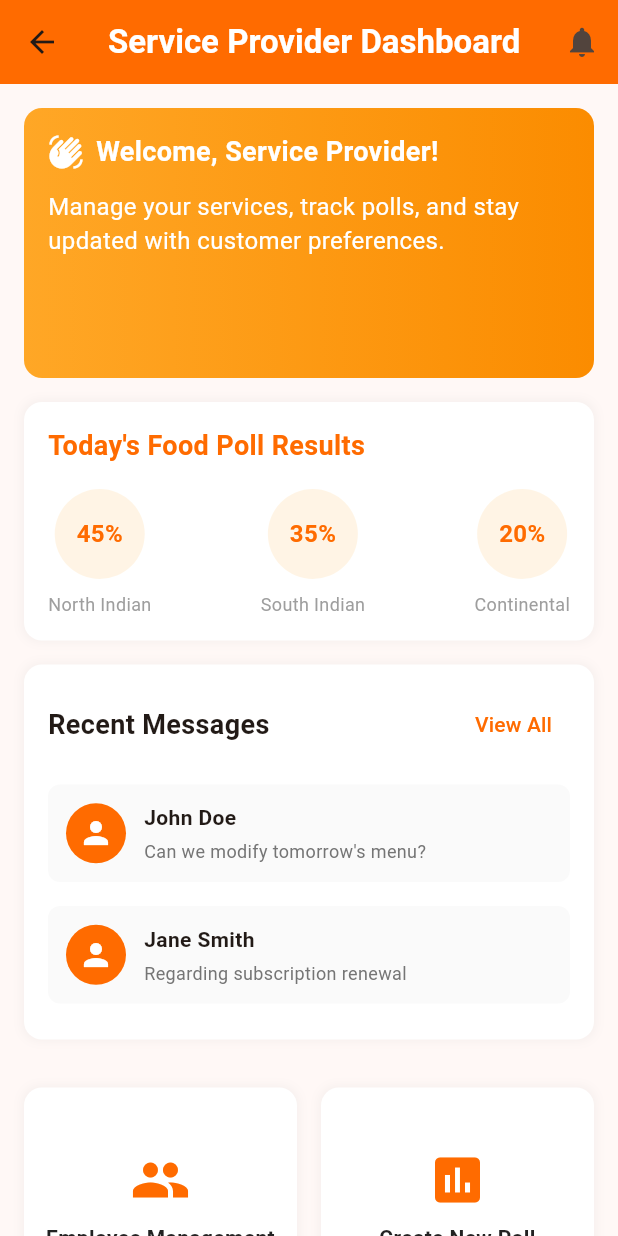
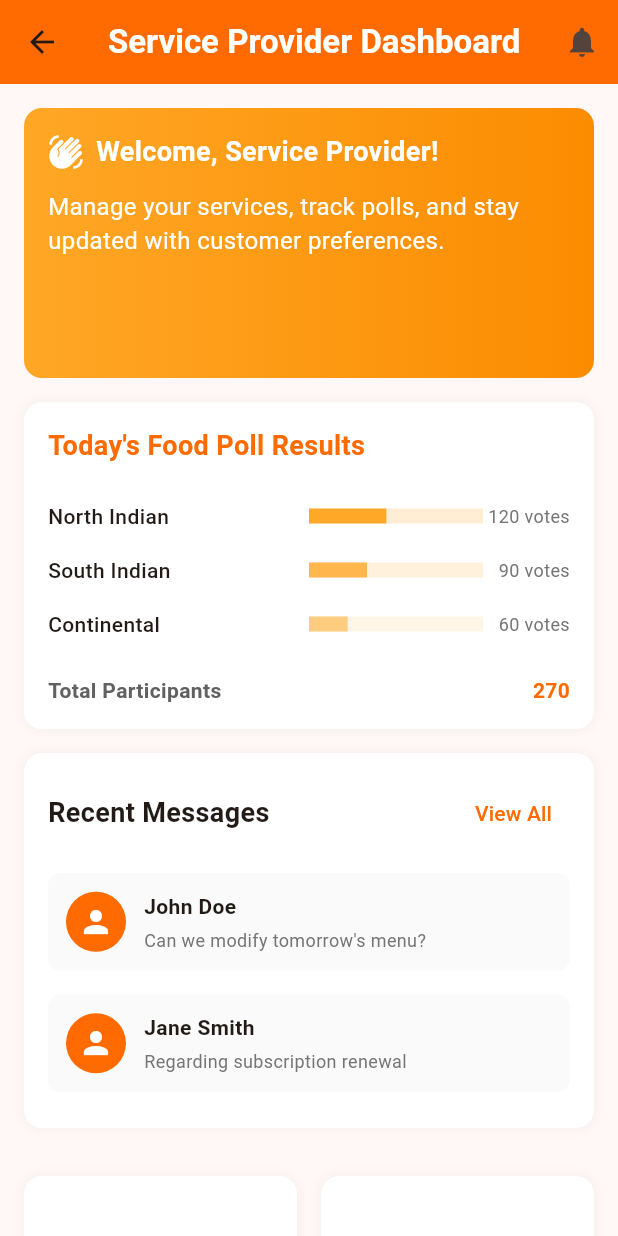
Before and after one commit to Param24-kh/Tiffin-Management, a Flutter app: the ServiceProviderHomePage screen opened directly, on a phone screen of 412 x 824 dp. Run offline on Flutter 3.47's test engine with Material 3 defaults, Android fonts, the phone set to English and light mode, and no system bars; our stand-ins replace fl_chart, lucide_icons.

Commit message:
Enhance poll results display by calculating total votes and updating result item layout

```diff
--- a/frontend/lib/src/serviceProvider/home_page.dart
+++ b/frontend/lib/src/serviceProvider/home_page.dart
@@ -81,6 +81,9 @@ class _ServiceProviderHomePageState extends State<ServiceProviderHomePage> {
   }
 
   Widget _buildPollResultsCard() {
+    // Total votes calculation
+    final totalVotes = 120 + 90 + 60;
+
     return Container(
       margin: const EdgeInsets.symmetric(horizontal: 16),
       padding: const EdgeInsets.all(16),
@@ -107,12 +110,42 @@ class _ServiceProviderHomePageState extends State<ServiceProviderHomePage> {
             ),
           ),
           const SizedBox(height: 16),
+          _buildPollResultListItem(
+            'North Indian',
+            120,
+            totalVotes,
+            Colors.orange.shade400,
+          ),
+          _buildPollResultListItem(
+            'South Indian',
+            90,
+            totalVotes,
+            Colors.orange.shade300,
+          ),
+          _buildPollResultListItem(
+            'Continental',
+            60,
+            totalVotes,
+            Colors.orange.shade200,
+          ),
+          const SizedBox(height: 16),
           Row(
             mainAxisAlignment: MainAxisAlignment.spaceBetween,
             children: [
-              _buildPollResultItem('North Indian', 45),
-              _buildPollResultItem('South Indian', 35),
-              _buildPollResultItem('Continental', 20),
+              Text(
+                'Total Participants',
+                style: TextStyle(
+                  color: Colors.grey[700],
+                  fontWeight: FontWeight.bold,
+                ),
+              ),
+              Text(
+                '$totalVotes',
+                style: TextStyle(
+                  color: Color(0xFFFF6B00),
+                  fontWeight: FontWeight.bold,
+                ),
+              ),
             ],
           ),
         ],
@@ -120,36 +153,43 @@ class _ServiceProviderHomePageState extends State<ServiceProviderHomePage> {
     );
   }
 
-  Widget _buildPollResultItem(String option, int percentage) {
-    return Column(
-      children: [
-        Container(
-          width: 60,
-          height: 60,
-          decoration: BoxDecoration(
-            color: Colors.orange.withOpacity(0.1),
-            shape: BoxShape.circle,
-          ),
-          child: Center(
+  Widget _buildPollResultListItem(
+      String option, int votes, int totalVotes, Color color) {
+    return Container(
+      margin: const EdgeInsets.symmetric(vertical: 8),
+      child: Row(
+        children: [
+          Expanded(
+            flex: 3,
             child: Text(
-              '$percentage%',
+              option,
               style: const TextStyle(
-                color: Color(0xFFFF6B00),
-                fontWeight: FontWeight.bold,
-                fontSize: 16,
+                fontWeight: FontWeight.w500,
               ),
             ),
           ),
-        ),
-        const SizedBox(height: 8),
-        Text(
-          option,
-          style: const TextStyle(
-            color: Colors.grey,
-            fontSize: 12,
+          Expanded(
+            flex: 2,
+            child: LinearProgressIndicator(
+              value: votes / totalVotes,
+              backgroundColor: color.withOpacity(0.2),
+              valueColor: AlwaysStoppedAnimation<Color>(color),
+              minHeight: 10,
+            ),
           ),
-        ),
-      ],
+          Expanded(
+            flex: 1,
+            child: Text(
+              '$votes votes',
+              textAlign: TextAlign.right,
+              style: TextStyle(
+                color: Colors.grey[600],
+                fontSize: 12,
+              ),
+            ),
+          ),
+        ],
+      ),
     );
   }
 
```
